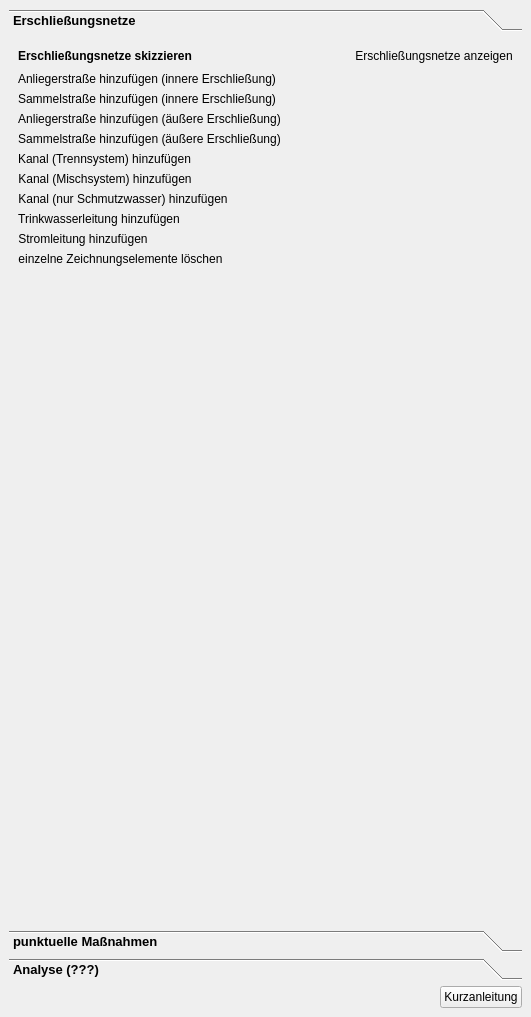
Above: projektcheck/ui/ProjektCheck_dockwidget_analysis_06-IFK.ui from projektcheck/ProjektCheck-QGIS before the change. Below: the same form after it.
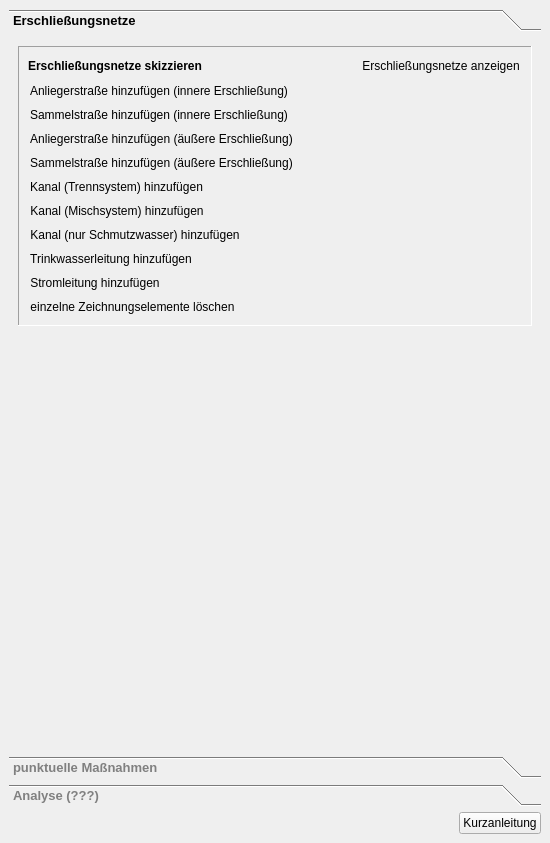
That is the form after the change. The open tabs and pages were chosen to show the change. Icons and pictures are not drawn.

Commit message: consistent design and button icons and icons

Diff of the .ui file:
```diff
--- a/projektcheck/ui/ProjektCheck_dockwidget_analysis_06-IFK.ui
+++ b/projektcheck/ui/ProjektCheck_dockwidget_analysis_06-IFK.ui
@@ -6,13 +6,17 @@
    <rect>
     <x>0</x>
     <y>0</y>
-    <width>531</width>
-    <height>1017</height>
+    <width>550</width>
+    <height>843</height>
    </rect>
   </property>
   <property name="styleSheet">
    <string notr="true">QToolBox:tab {
 	font: bold 10pt ;
+    color: Grey;
+}
+QToolBox:tab:selected {
+	font: bold 10pt ;
     color: black;
 }
 QGroupBox::title {
@@ -22,6 +26,27 @@
 QPushButton::flat{
 background-color: none;
 border: 0;
+border-style:none;
+border-color: blue;
+border-width: 0px;
+border-radius: 0px;
+padding:2px;
+}
+QPushButton::flat:hover{
+background-color: azure;
+border-style:solid;
+border-color: royalblue;
+border-width: 1px;
+border-radius: 0px;
+padding: 2px;
+}
+QPushButton::flat:pressed{
+background-color: powderblue;
+border-style:solid;
+border-color: royalblue;
+border-width: 1px;
+border-radius: 0px;
+padding: 2px;
 }</string>
   </property>
   <property name="windowTitle">
@@ -42,8 +67,8 @@
         <rect>
          <x>0</x>
          <y>0</y>
-         <width>513</width>
-         <height>864</height>
+         <width>532</width>
+         <height>690</height>
         </rect>
        </property>
        <attribute name="label">
@@ -51,6 +76,15 @@
        </attribute>
        <layout class="QVBoxLayout" name="verticalLayout_2">
         <item>
+         <widget class="QFrame" name="frame">
+          <property name="frameShape">
+           <enum>QFrame::Panel</enum>
+          </property>
+          <property name="frameShadow">
+           <enum>QFrame::Sunken</enum>
+          </property>
+          <layout class="QVBoxLayout" name="verticalLayout_4">
+           <item>
          <layout class="QHBoxLayout" name="horizontalLayout_2">
           <item>
            <widget class="QLabel" name="label">
@@ -100,6 +134,12 @@
               <normaloff>../../images/iconset_mob/20190619_iconset_mob_visible_3.png</normaloff>
               <normalon>../../images/iconset_mob/20190619_iconset_mob_visible_2.png</normalon>../../images/iconset_mob/20190619_iconset_mob_visible_3.png</iconset>
             </property>
+               <property name="iconSize">
+                <size>
+                 <width>24</width>
+                 <height>25</height>
+                </size>
+               </property>
             <property name="checkable">
              <bool>true</bool>
             </property>
@@ -129,6 +169,12 @@
             <normaloff>../../images/iconset_mob/20190619_iconset_mob_road_residential_inner_1.png</normaloff>
             <normalon>../../images/iconset_mob/20190619_iconset_mob_road_residential_inner_2.png</normalon>../../images/iconset_mob/20190619_iconset_mob_road_residential_inner_1.png</iconset>
           </property>
+             <property name="iconSize">
+              <size>
+               <width>24</width>
+               <height>25</height>
+              </size>
+             </property>
           <property name="checkable">
            <bool>true</bool>
           </property>
@@ -159,6 +205,12 @@
             <normaloff>../../images/iconset_mob/20190619_iconset_mob_road_collector_inner_1.png</normaloff>
             <normalon>../../images/iconset_mob/20190619_iconset_mob_road_collector_inner_2.png</normalon>../../images/iconset_mob/20190619_iconset_mob_road_collector_inner_1.png</iconset>
           </property>
+             <property name="iconSize">
+              <size>
+               <width>24</width>
+               <height>25</height>
+              </size>
+             </property>
           <property name="checkable">
            <bool>true</bool>
           </property>
@@ -189,6 +241,12 @@
             <normaloff>../../images/iconset_mob/20190619_iconset_mob_road_residential_inner_1.png</normaloff>
             <normalon>../../images/iconset_mob/20190619_iconset_mob_road_residential_inner_2.png</normalon>../../images/iconset_mob/20190619_iconset_mob_road_residential_inner_1.png</iconset>
           </property>
+             <property name="iconSize">
+              <size>
+               <width>24</width>
+               <height>25</height>
+              </size>
+             </property>
           <property name="checkable">
            <bool>true</bool>
           </property>
@@ -219,6 +277,12 @@
             <normaloff>../../images/iconset_mob/20190619_iconset_mob_road_collector_inner_1.png</normaloff>
             <normalon>../../images/iconset_mob/20190619_iconset_mob_road_collector_inner_2.png</normalon>../../images/iconset_mob/20190619_iconset_mob_road_collector_inner_1.png</iconset>
           </property>
+             <property name="iconSize">
+              <size>
+               <width>24</width>
+               <height>25</height>
+              </size>
+             </property>
           <property name="checkable">
            <bool>true</bool>
           </property>
@@ -249,6 +313,12 @@
             <normaloff>../../images/iconset_mob/20190619_iconset_mob_canal_seperate_1.png</normaloff>
             <normalon>../../images/iconset_mob/20190619_iconset_mob_canal_seperate_2.png</normalon>../../images/iconset_mob/20190619_iconset_mob_canal_seperate_1.png</iconset>
           </property>
+             <property name="iconSize">
+              <size>
+               <width>24</width>
+               <height>25</height>
+              </size>
+             </property>
           <property name="checkable">
            <bool>true</bool>
           </property>
@@ -279,6 +349,12 @@
             <normaloff>../../images/iconset_mob/20190619_iconset_mob_canal_combined_1.png</normaloff>
             <normalon>../../images/iconset_mob/20190619_iconset_mob_canal_combined_2.png</normalon>../../images/iconset_mob/20190619_iconset_mob_canal_combined_1.png</iconset>
           </property>
+             <property name="iconSize">
+              <size>
+               <width>24</width>
+               <height>25</height>
+              </size>
+             </property>
           <property name="checkable">
            <bool>true</bool>
           </property>
@@ -309,6 +385,12 @@
             <normaloff>../../images/iconset_mob/20190619_iconset_mob_canal_sewage_1.png</normaloff>
             <normalon>../../images/iconset_mob/20190619_iconset_mob_canal_sewage_2.png</normalon>../../images/iconset_mob/20190619_iconset_mob_canal_sewage_1.png</iconset>
           </property>
+             <property name="iconSize">
+              <size>
+               <width>24</width>
+               <height>25</height>
+              </size>
+             </property>
           <property name="checkable">
            <bool>true</bool>
           </property>
@@ -339,6 +421,12 @@
             <normaloff>../../images/iconset_mob/20190619_iconset_mob_canal_potable_1.png</normaloff>
             <normalon>../../images/iconset_mob/20190619_iconset_mob_canal_potable_2.png</normalon>../../images/iconset_mob/20190619_iconset_mob_canal_potable_1.png</iconset>
           </property>
+             <property name="iconSize">
+              <size>
+               <width>24</width>
+               <height>25</height>
+              </size>
+             </property>
           <property name="checkable">
            <bool>true</bool>
           </property>
@@ -369,6 +457,12 @@
             <normaloff>../../images/iconset_mob/20190619_iconset_mob_powerline_1.png</normaloff>
             <normalon>../../images/iconset_mob/20190619_iconset_mob_powerline_2.png</normalon>../../images/iconset_mob/20190619_iconset_mob_powerline_1.png</iconset>
           </property>
+             <property name="iconSize">
+              <size>
+               <width>24</width>
+               <height>25</height>
+              </size>
+             </property>
           <property name="checkable">
            <bool>true</bool>
           </property>
@@ -399,6 +493,12 @@
             <normaloff>../../images/iconset_mob/20190619_iconset_mob_delete_3.png</normaloff>
             <normalon>../../images/iconset_mob/20190619_iconset_mob_delete_2.png</normalon>../../images/iconset_mob/20190619_iconset_mob_delete_3.png</iconset>
           </property>
+             <property name="iconSize">
+              <size>
+               <width>24</width>
+               <height>25</height>
+              </size>
+             </property>
           <property name="checkable">
            <bool>true</bool>
           </property>
@@ -408,6 +508,9 @@
           <property name="flat">
            <bool>true</bool>
           </property>
+            </widget>
+           </item>
+          </layout>
          </widget>
         </item>
         <item>
```
Left out of the diff: 271 changed lines with no effect on the pictures. Lines whose indentation alone changed are shown as unchanged. The commit also changes 91 other files.
